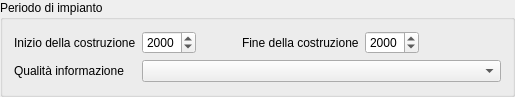
Qt form ui/grpEpocaCostruttiva.ui (faunalia/rt_omero) before a commit.
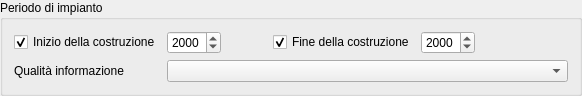
The same form after that commit.

Commit message: make dates optional in the "interventi" section (fix #199)

```diff
--- a/ui/grpEpocaCostruttiva.ui
+++ b/ui/grpEpocaCostruttiva.ui
@@ -6,8 +6,8 @@
    <rect>
     <x>0</x>
     <y>0</y>
-    <width>515</width>
-    <height>97</height>
+    <width>582</width>
+    <height>96</height>
    </rect>
   </property>
   <property name="windowTitle">
@@ -17,54 +17,7 @@
    <string>Periodo di impianto</string>
   </property>
   <layout class="QGridLayout" name="gridLayout">
-   <item row="0" column="0">
-    <widget class="QLabel" name="label_7">
-     <property name="text">
-      <string>Inizio della costruzione</string>
-     </property>
-    </widget>
-   </item>
-   <item row="0" column="1">
-    <widget class="QDateEdit" name="INIZIO_EPOCA_COSTRUTTIVA">
-     <property name="displayFormat">
-      <string>yyyy</string>
-     </property>
-    </widget>
-   </item>
-   <item row="0" column="2">
-    <widget class="QLabel" name="label_8">
-     <property name="text">
-      <string>Fine della costruzione</string>
-     </property>
-     <property name="indent">
-      <number>40</number>
-     </property>
-    </widget>
-   </item>
-   <item row="0" column="3">
-    <widget class="QDateEdit" name="FINE_EPOCA_COSTRUTTIVA">
-     <property name="displayFormat">
-      <string>yyyy</string>
-     </property>
-    </widget>
-   </item>
-   <item row="0" column="4">
-    <spacer name="horizontalSpacer">
-     <property name="orientation">
-      <enum>Qt::Horizontal</enum>
-     </property>
-     <property name="sizeType">
-      <enum>QSizePolicy::Expanding</enum>
-     </property>
-     <property name="sizeHint" stdset="0">
-      <size>
-       <width>33</width>
-       <height>23</height>
-      </size>
-     </property>
-    </spacer>
-   </item>
-   <item row="1" column="1" colspan="4">
+   <item row="2" column="1" colspan="5">
     <widget class="QComboBox" name="ZZ_QUALITA_INFORMAZIONE_EPOCA_COSTRUTTIVAID">
      <property name="sizePolicy">
       <sizepolicy hsizetype="Expanding" vsizetype="Fixed">
@@ -77,13 +30,88 @@
      </property>
     </widget>
    </item>
-   <item row="1" column="0">
+   <item row="2" column="0">
     <widget class="QLabel" name="label">
      <property name="text">
       <string>Qualità informazione</string>
      </property>
     </widget>
    </item>
+   <item row="0" column="0">
+    <widget class="QCheckBox" name="INIZIO_EPOCA_COSTRUTTIVA_check">
+     <property name="text">
+      <string>Inizio della costruzione</string>
+     </property>
+     <property name="checked">
+      <bool>true</bool>
+     </property>
+    </widget>
+   </item>
+   <item row="0" column="2">
+    <spacer name="horizontalSpacer_2">
+     <property name="orientation">
+      <enum>Qt::Horizontal</enum>
+     </property>
+     <property name="sizeType">
+      <enum>QSizePolicy::Fixed</enum>
+     </property>
+     <property name="sizeHint" stdset="0">
+      <size>
+       <width>40</width>
+       <height>20</height>
+      </size>
+     </property>
+    </spacer>
+   </item>
+   <item row="0" column="1">
+    <widget class="QSpinBox" name="INIZIO_EPOCA_COSTRUTTIVA">
+     <property name="minimum">
+      <number>1000</number>
+     </property>
+     <property name="maximum">
+      <number>2100</number>
+     </property>
+     <property name="value">
+      <number>2000</number>
+     </property>
+    </widget>
+   </item>
+   <item row="0" column="3">
+    <widget class="QCheckBox" name="FINE_EPOCA_COSTRUTTIVA_check">
+     <property name="text">
+      <string>Fine della costruzione</string>
+     </property>
+     <property name="checked">
+      <bool>true</bool>
+     </property>
+    </widget>
+   </item>
+   <item row="0" column="4">
+    <widget class="QSpinBox" name="FINE_EPOCA_COSTRUTTIVA">
+     <property name="minimum">
+      <number>1000</number>
+     </property>
+     <property name="maximum">
+      <number>2100</number>
+     </property>
+     <property name="value">
+      <number>2000</number>
+     </property>
+    </widget>
+   </item>
+   <item row="0" column="5">
+    <spacer name="horizontalSpacer_3">
+     <property name="orientation">
+      <enum>Qt::Horizontal</enum>
+     </property>
+     <property name="sizeHint" stdset="0">
+      <size>
+       <width>40</width>
+       <height>20</height>
+      </size>
+     </property>
+    </spacer>
+   </item>
   </layout>
  </widget>
  <resources/>
```
Left out of the diff: 35 changed lines with no effect on the pictures. The commit also changes 10 other files.
